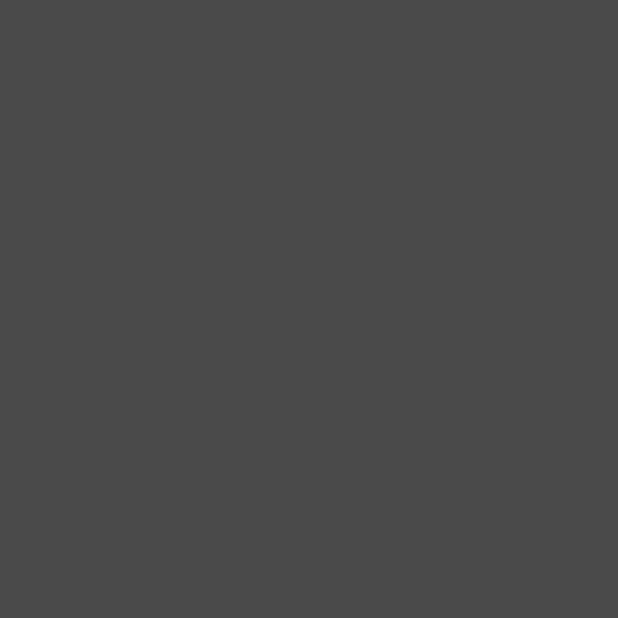
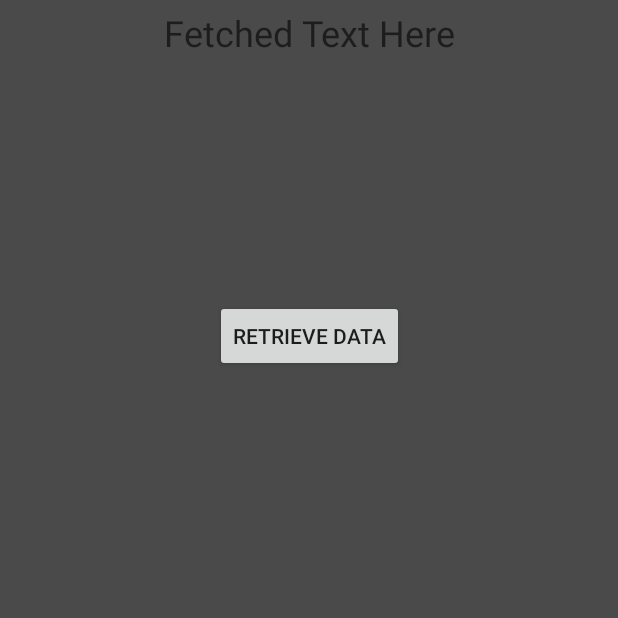
Before and after one commit to jdtran96/Magnite, an Android app: the MainPage screen opened directly, with no data from a screen before it, on a phone screen of 412 x 824 dp, the top half of it. Before the commit the part shown is empty. Run offline under Robolectric (Android 15) with nearby library versions, the phone set to English and light mode, and no system bars.

Commit message:
added fetchData function which takes data in from online JSON form. Will update URL with a more secure form later.

```diff
--- a/app/src/main/java/com/example/jonathan/winter_project/MainActivity.java
+++ b/app/src/main/java/com/example/jonathan/winter_project/MainActivity.java
@@ -9,6 +9,7 @@ import android.widget.TextView;
 import android.content.Intent;
 
 public class MainActivity extends AppCompatActivity implements View.OnClickListener{
+    public static TextView data;
     private CardView Login;
     private TextView Reg;
 
--- a/app/src/main/java/com/example/jonathan/winter_project/MainPage.java
+++ b/app/src/main/java/com/example/jonathan/winter_project/MainPage.java
@@ -2,17 +2,36 @@ package com.example.jonathan.winter_project;
 
 import android.support.v7.app.AppCompatActivity;
 import android.os.Bundle;
-import android.widget.Toast;
-
-import org.json.JSONArray;
-import org.json.JSONException;
-import org.json.JSONObject;
+import android.view.View;
+import android.widget.Button;
+import android.widget.TextView;
 
 public class MainPage extends AppCompatActivity {
+
+    public static boolean light_state;
+    public static TextView data;
+    Button click;
 
     @Override
     protected void onCreate(Bundle savedInstanceState) {
         super.onCreate(savedInstanceState);
         setContentView(R.layout.activity_login_success);
+
+        click = (Button) findViewById(R.id.json_button);
+        data = findViewById(R.id.textEdit);
+
+        click.setOnClickListener(new View.OnClickListener() {
+            @Override
+            public void onClick(View v) {
+                fetchData process = new fetchData();
+                process.execute();
+                //data.setText("button clicked succesfully");
+            }
+        });
+
+
+
     }
+
+
 }
--- a/app/src/main/res/layout/activity_login_success.xml
+++ b/app/src/main/res/layout/activity_login_success.xml
@@ -7,4 +7,32 @@
     android:background="@color/darkBackground"
     tools:context=".MainPage">
 
+    <Button
+        android:id="@+id/json_button"
+        android:layout_width="wrap_content"
+        android:layout_height="wrap_content"
+        android:layout_marginStart="150dp"
+        android:layout_marginTop="200dp"
+        android:layout_marginEnd="150dp"
+        android:text="Retrieve Data"
+        app:layout_constraintEnd_toEndOf="parent"
+        app:layout_constraintStart_toStartOf="parent"
+        app:layout_constraintTop_toTopOf="parent" />
+
+    <ScrollView
+        android:layout_width="match_parent"
+        android:layout_height="match_parent"
+        android:layout_below="@id/json_button">
+
+        <TextView
+            android:id="@+id/textEdit"
+            android:layout_width="match_parent"
+            android:layout_height="match_parent"
+            android:hint="Fetched Text Here"
+            android:padding="5dp"
+            android:textAlignment="center"
+            android:textSize="24sp" />
+
+    </ScrollView>
+
 </android.support.constraint.ConstraintLayout>
```
Also changed, not shown: app/src/main/java/com/example/jonathan/winter_project/fetchData.java (added, +47 -0 lines).
